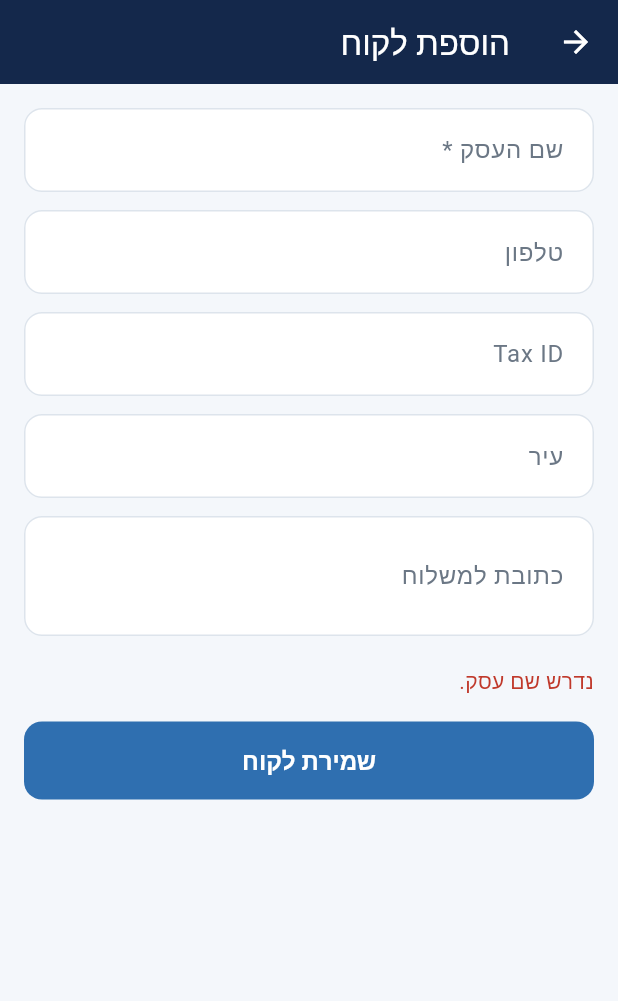
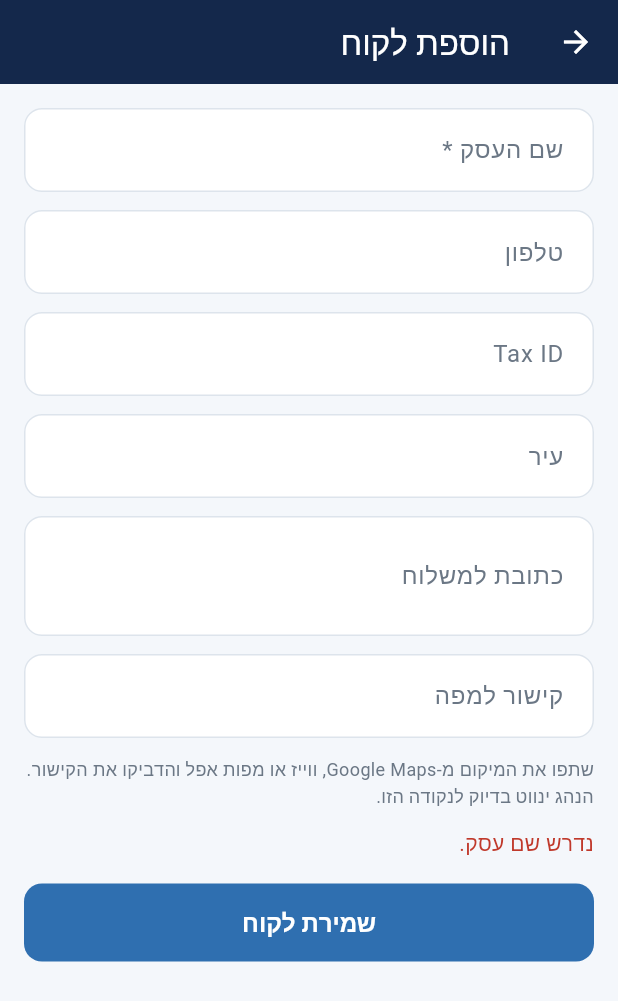
Before and after one commit to mohamedKf/alomforce_phone, a Flutter app: the AddClientScreen screen opened directly, after a tap on "שמירת לקוח", on a phone screen of 412 x 824 dp. Shown: the top 1001 px of the screen. Run offline on Flutter 3.47's test engine with Material 3 defaults, Android fonts, the phone set to English and light mode, and no system bars; our stand-ins replace flutter_secure_storage; missing offline and left inert: mobile_scanner; accounts and stored records are empty.

Commit message:
Paste a map link when adding a client
The delivery point comes from a link shared out of Google Maps, Waze or Apple
Maps rather than from typing coordinates, and the driver's Waze button then
navigates to that exact pin instead of the street name.

```diff
--- a/lib/i18n.dart
+++ b/lib/i18n.dart
@@ -11,6 +11,10 @@ String t(String key) => _map[api.language]?[key] ?? key;
 
 const Map<String, Map<String, String>> _map = {
   'he': {
+    // client map link
+    'Map link': 'קישור למפה',
+    'Share the place from Google Maps, Waze or Apple Maps and paste the link. The driver is sent to this exact point.':
+        'שתפו את המיקום מ-Google Maps, ווייז או מפות אפל והדביקו את הקישור. הנהג ינווט בדיוק לנקודה הזו.',
     // login screen
     'Password': 'סיסמה',
     'Enter your ID number and password.': 'הזינו מספר זהות וסיסמה.',
@@ -138,6 +142,10 @@ const Map<String, Map<String, String>> _map = {
     'delivered today': 'נמסרו היום',
   },
   'ar': {
+    // client map link
+    'Map link': 'رابط الموقع',
+    'Share the place from Google Maps, Waze or Apple Maps and paste the link. The driver is sent to this exact point.':
+        'شارك الموقع من خرائط Google أو ويز أو خرائط آبل والصق الرابط. سيصل السائق إلى هذه النقطة بالضبط.',
     // login screen
     'Password': 'كلمة المرور',
     'Enter your ID number and password.': 'أدخل رقم الهوية وكلمة المرور.',
--- a/lib/screens/orders/add_client_screen.dart
+++ b/lib/screens/orders/add_client_screen.dart
@@ -19,12 +19,13 @@ class _AddClientScreenState extends State<AddClientScreen> {
   final _tax = TextEditingController();
   final _city = TextEditingController();
   final _address = TextEditingController();
+  final _mapLink = TextEditingController();
   bool _saving = false;
   String? _error;
 
   @override
   void dispose() {
-    for (final c in [_name, _phone, _tax, _city, _address]) {
+    for (final c in [_name, _phone, _tax, _city, _address, _mapLink]) {
       c.dispose();
     }
     super.dispose();
@@ -46,6 +47,9 @@ class _AddClientScreenState extends State<AddClientScreen> {
         'tax_id': _tax.text.trim(),
         'city': _city.text.trim(),
         'delivery_address': _address.text.trim(),
+        // The server turns this into the delivery coordinate; the driver's
+        // Waze button then navigates to the pin instead of the street name.
+        'location_url': _mapLink.text.trim(),
       });
       if (mounted) Navigator.of(context).pop(created as Map);
     } catch (e) {
@@ -67,6 +71,15 @@ class _AddClientScreenState extends State<AddClientScreen> {
           _field(_tax, t('Tax ID')),
           _field(_city, t('City')),
           _field(_address, t('Delivery address'), lines: 2),
+          _field(_mapLink, t('Map link'), keyboard: TextInputType.url),
+          Padding(
+            padding: const EdgeInsets.only(bottom: 4),
+            child: Text(
+              t('Share the place from Google Maps, Waze or Apple Maps and '
+                  'paste the link. The driver is sent to this exact point.'),
+              style: const TextStyle(color: kMuted, fontSize: 12),
+            ),
+          ),
           if (_error != null) ...[
             const SizedBox(height: 8),
             Text(_error!, style: const TextStyle(color: kDanger)),
```
